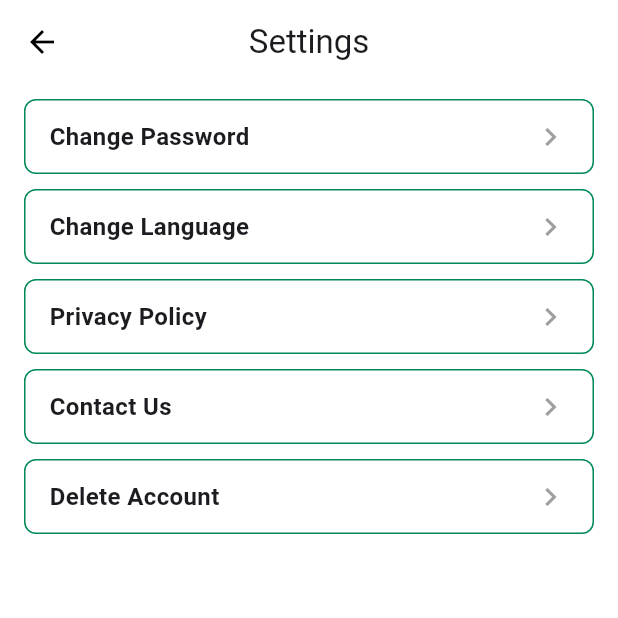
After one commit to SreeCharan153/PillionPal, a Flutter app: the SettingsScreen screen opened directly, on a phone screen of 412 x 824 dp, the top half of it. The commit adds this screen. Run offline on Flutter 3.47's test engine with Material 3 defaults, Android fonts, the phone set to English and light mode, and no system bars; our stand-ins replace firebase_core, font_awesome_flutter, image_picker, pinput; missing offline and left inert: hexagon; accounts and stored records are empty.

Commit message:
Add SettingsScreen and SettingsTile widget; update MenuDrawer for navigation

```diff
--- /dev/null
+++ b/lib/Screens/Settings.dart
@@ -0,0 +1,53 @@
+import 'package:flutter/material.dart';
+import '../Widgets/SettingsTile.dart'; // Ensure you have the reusable widget
+
+class SettingsScreen extends StatelessWidget {
+  const SettingsScreen({super.key});
+
+  @override
+  Widget build(BuildContext context) {
+    return Scaffold(
+      appBar: AppBar(
+        title: const Text("Settings"),
+        centerTitle: true,
+        backgroundColor: Colors.white,
+        elevation: 0,
+        leading: IconButton(
+          icon: const Icon(Icons.arrow_back, color: Colors.black),
+          onPressed: () => Navigator.pop(context),
+        ),
+      ),
+      body: Padding(
+        padding: const EdgeInsets.symmetric(horizontal: 16, vertical: 10),
+        child: Column(
+          children: [
+            SettingsTile(
+              title: "Change Password",
+              onTap: () => print("Change Password Clicked"),
+            ),
+            const SizedBox(height: 10),
+            SettingsTile(
+              title: "Change Language",
+              onTap: () => print("Change Language Clicked"),
+            ),
+            const SizedBox(height: 10),
+            SettingsTile(
+              title: "Privacy Policy",
+              onTap: () => print("Privacy Policy Clicked"),
+            ),
+            const SizedBox(height: 10),
+            SettingsTile(
+              title: "Contact Us",
+              onTap: () => print("Contact Us Clicked"),
+            ),
+            const SizedBox(height: 10),
+            SettingsTile(
+              title: "Delete Account",
+              onTap: () => print("Delete Account Clicked"),
+            ),
+          ],
+        ),
+      ),
+    );
+  }
+}
--- a/lib/widgets/MenuDrawer.dart
+++ b/lib/widgets/MenuDrawer.dart
@@ -4,7 +4,7 @@ import '../screens/Home.dart';
 //import '../screens/ComplainScreen.dart';
 //import '../screens/ReferralScreen.dart';
 //import '../screens/AboutUsScreen.dart';
-//import '../screens/SettingsScreen.dart';
+import '../screens/Settings.dart';
 //import '../screens/HelpScreen.dart';
 //import '../screens/LoginScreen.dart';
 
@@ -80,7 +80,7 @@ class MenuDrawer extends StatelessWidget {
                   //_menuItem(context, Icons.error_outline, "Complain", const ComplainScreen()),
                   //_menuItem(context, Icons.people_outline, "Referral", const ReferralScreen()),
                   //_menuItem(context, Icons.info_outline, "About Us", const AboutUsScreen()),
-                  //_menuItem(context, Icons.settings_outlined, "Settings", const SettingsScreen()),
+                  _menuItem(context, Icons.settings_outlined, "Settings", const SettingsScreen()),
                   //_menuItem(context, Icons.help_outline, "Help & Support", const HelpScreen()),
                   const Divider(), // Adds a separator before logout
                   //_menuItem(context, Icons.logout, "Logout", const LoginScreen(), isLogout: true),
```
Also changed, not shown: lib/widgets/SettingsTile.dart (renamed from lib/widgets/SettingsTab.dart).
